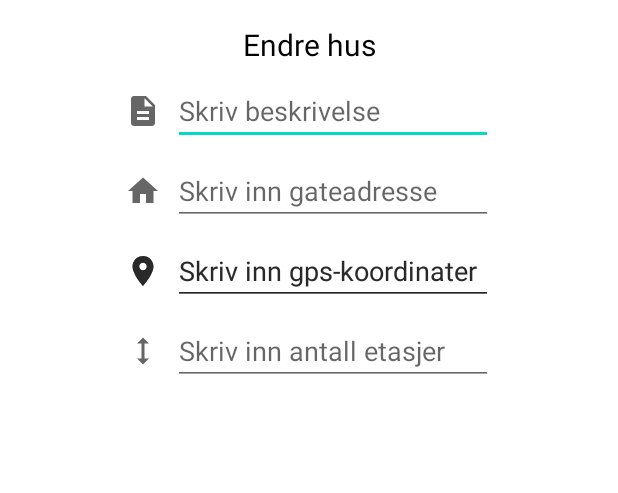
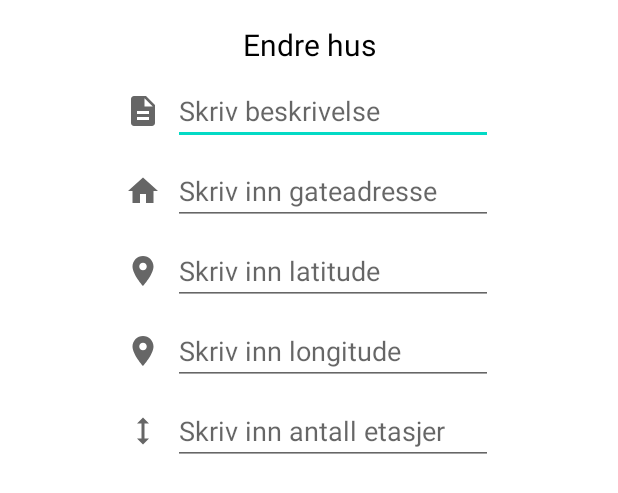
Before and after one commit to WilliamNerem/ApputviklingMappe3, an Android app: the layout alert_edit_hus.xml on its own in the app's theme, with its tools: preview values and no code run, on a phone screen of 412 x 824 dp. Shown: the top 493 px of the screen. Run offline under Robolectric (Android 15) with nearby library versions, the phone set to English and light mode, and no system bars.

```diff
--- a/app/src/main/java/com/example/apputviklingmappe3_s344106_s344082/DBHandler.java
+++ b/app/src/main/java/com/example/apputviklingmappe3_s344106_s344082/DBHandler.java
@@ -87,8 +87,8 @@ public class DBHandler extends SQLiteOpenHelper {
             jsonOutput.put("id", hus.get_ID());
             jsonOutput.put("beskrivelse", hus.getBeskrivelse());
             jsonOutput.put("gateadresse", hus.getGateadresse());
-            jsonOutput.put("gps-lat", 123);
-            jsonOutput.put("gps-long", 321);
+            jsonOutput.put("gps-lat", hus.getGps_lat());
+            jsonOutput.put("gps-long", hus.getGps_long());
             jsonOutput.put("etasjer", hus.getEtasjer());
         } catch (JSONException e) {
             e.printStackTrace();
--- a/app/src/main/res/layout/alert_edit_hus.xml
+++ b/app/src/main/res/layout/alert_edit_hus.xml
@@ -122,7 +122,7 @@
                 android:layout_width="wrap_content"
                 android:layout_height="wrap_content"
                 android:ems="10"
-                android:hint="@string/hintGpsKoordinater"
+                android:hint="@string/hintLatitude"
                 app:layout_constraintBottom_toBottomOf="parent"
                 app:layout_constraintEnd_toEndOf="parent"
                 app:layout_constraintHorizontal_bias="0.5"
@@ -138,7 +138,7 @@
             android:layout_marginTop="8dp"
             app:layout_constraintEnd_toEndOf="parent"
             app:layout_constraintStart_toStartOf="parent"
-            app:layout_constraintTop_toBottomOf="@+id/constGateadresse">
+            app:layout_constraintTop_toBottomOf="@+id/constGpsLat">
 
             <ImageView
                 android:id="@+id/iconGpsLong"
@@ -158,7 +158,7 @@
                 android:layout_width="wrap_content"
                 android:layout_height="wrap_content"
                 android:ems="10"
-                android:hint="@string/hintGpsKoordinater"
+                android:hint="@string/hintLongitude"
                 app:layout_constraintBottom_toBottomOf="parent"
                 app:layout_constraintEnd_toEndOf="parent"
                 app:layout_constraintHorizontal_bias="0.5"
--- a/app/src/main/res/values/strings.xml
+++ b/app/src/main/res/values/strings.xml
@@ -3,6 +3,7 @@
     <string name="titleEditHus">Endre hus</string>
     <string name="hintBeskrivelse">Skriv beskrivelse</string>
     <string name="hintGateadresse">Skriv inn gateadresse</string>
-    <string name="hintGpsKoordinater">Skriv inn gps-koordinater</string>
+    <string name="hintLatitude">Skriv inn latitude</string>
+    <string name="hintLongitude">Skriv inn longitude</string>
     <string name="hintEtasjer">Skriv inn antall etasjer</string>
 </resources>
```
